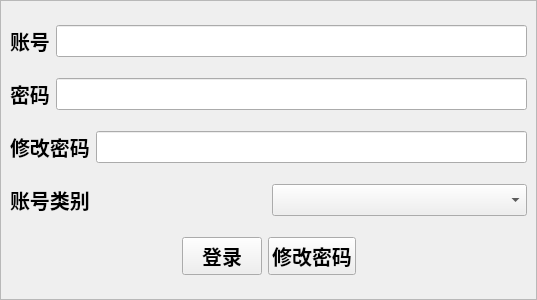
Old version of the form ui/loginBox.ui in the repository JGSU-SoftwareEngineering/UtilityManagementSystem.
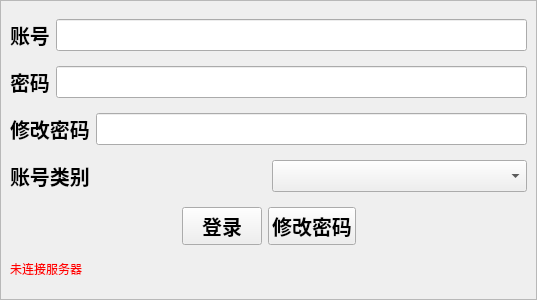
New version of the form. Icons and pictures are not drawn. Custom widgets are drawn as their Qt base class.

Commit message: 完善水电管理，增加数据库连接状态显示，且连接断开自动退出登录

```diff
--- a/ui/loginBox.ui
+++ b/ui/loginBox.ui
@@ -44,7 +44,7 @@
      <property name="frameShadow">
       <enum>QFrame::Raised</enum>
      </property>
-     <layout class="QVBoxLayout" name="verticalLayout_2">
+     <layout class="QVBoxLayout" name="verticalLayout_2" stretch="0,0,0,0,0,0">
       <item>
        <layout class="QHBoxLayout" name="horizontalLayout_2">
         <item>
@@ -220,6 +220,22 @@
         </item>
        </layout>
       </item>
+      <item>
+       <widget class="QLabel" name="labelOfConnectState">
+        <property name="maximumSize">
+         <size>
+          <width>100</width>
+          <height>15</height>
+         </size>
+        </property>
+        <property name="text">
+         <string>&lt;html&gt;&lt;head/&gt;&lt;body&gt;&lt;p&gt;&lt;span style=&quot; color:#ff0000;&quot;&gt;未连接服务器&lt;/span&gt;&lt;/p&gt;&lt;/body&gt;&lt;/html&gt;</string>
+        </property>
+        <property name="alignment">
+         <set>Qt::AlignLeading|Qt::AlignLeft|Qt::AlignTop</set>
+        </property>
+       </widget>
+      </item>
      </layout>
     </widget>
    </item>
```
The commit also changes 13 other files.
